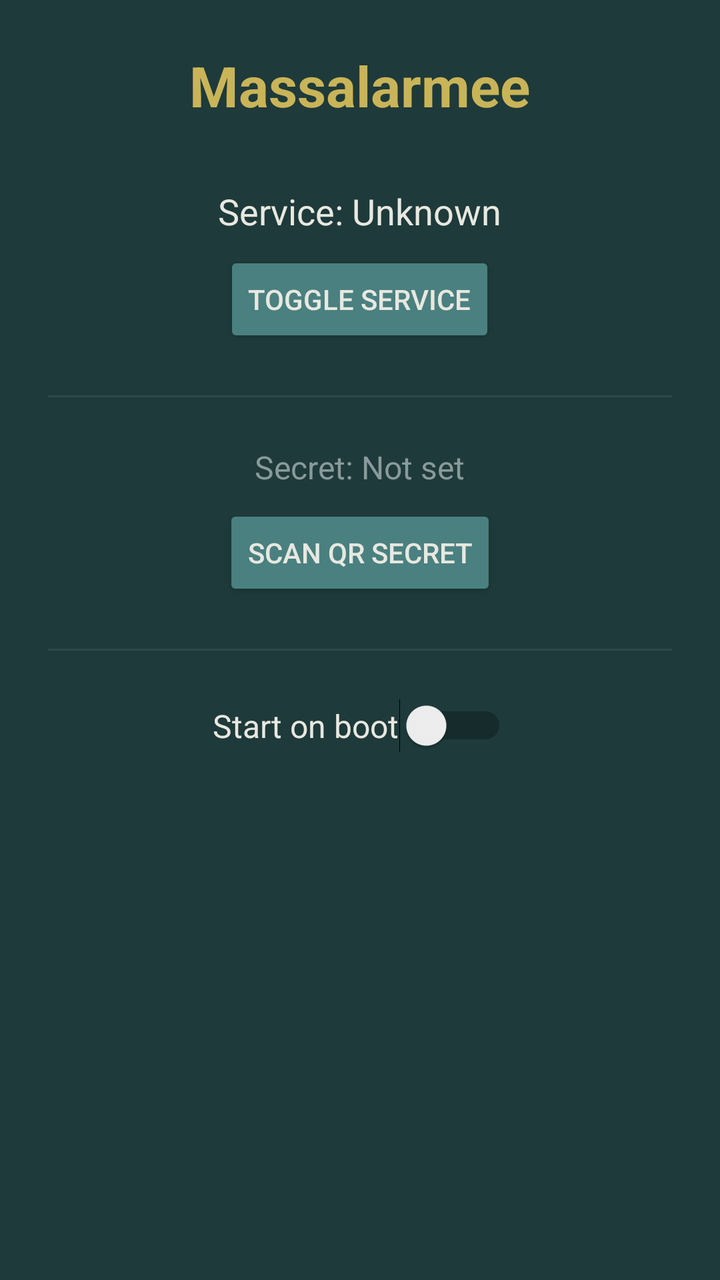
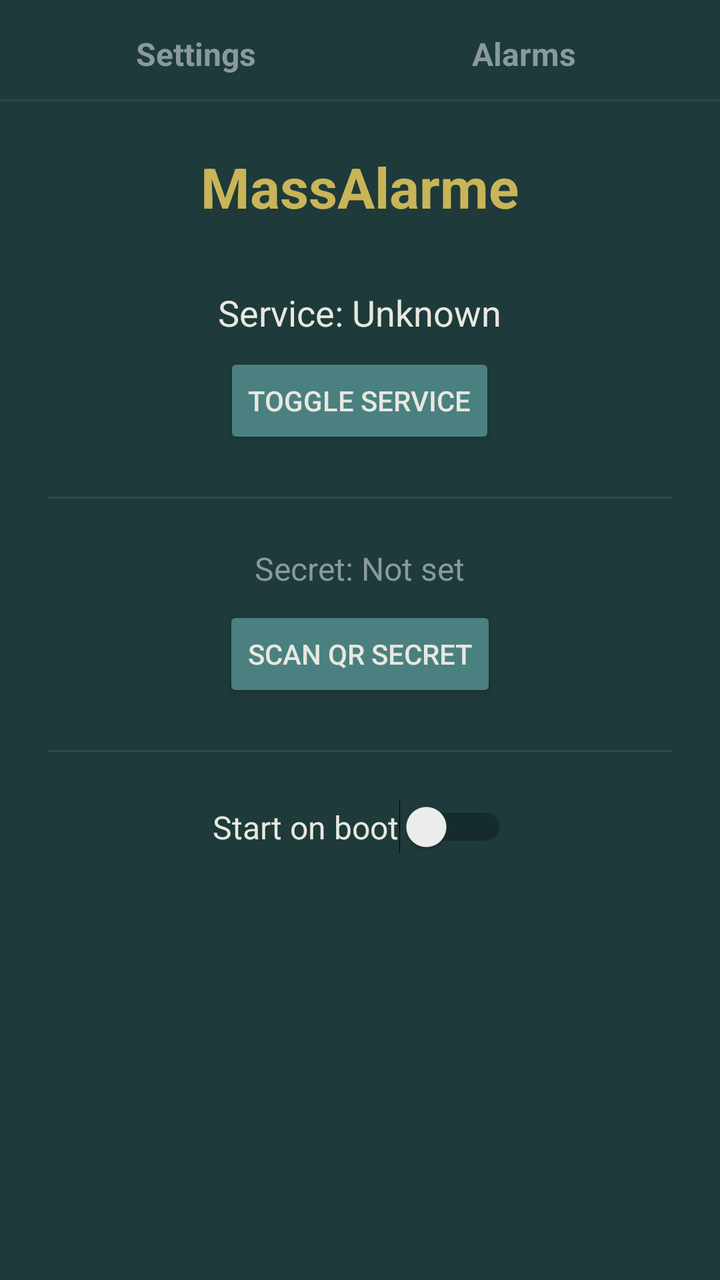

An Android layout rendered at two revisions. The XML below is the earlier revision; the diff shows what the commit changed to produce the second picture.
<!-- AndroidManifest.xml: application theme Theme.AppCompat.Light.NoActionBar -->
<!-- res/layout/activity_main.xml -->
<?xml version="1.0" encoding="utf-8"?>
<LinearLayout xmlns:android="http://schemas.android.com/apk/res/android"
    android:layout_width="match_parent"
    android:layout_height="match_parent"
    android:orientation="vertical"
    android:padding="24dp"
    android:gravity="center_horizontal"
    android:background="@color/bg_dark">

    <TextView
        android:layout_width="wrap_content"
        android:layout_height="wrap_content"
        android:text="Massalarmee"
        android:textSize="28sp"
        android:textStyle="bold"
        android:textColor="@color/secondary_accent"
        android:layout_marginBottom="32dp" />

    <TextView
        android:id="@+id/service_status"
        android:layout_width="wrap_content"
        android:layout_height="wrap_content"
        android:text="Service: Unknown"
        android:textSize="18sp"
        android:textColor="@color/text_primary"
        android:layout_marginBottom="8dp" />

    <Button
        android:id="@+id/service_toggle"
        android:layout_width="wrap_content"
        android:layout_height="wrap_content"
        android:text="Toggle Service"
        android:backgroundTint="@color/primary_accent"
        android:textColor="@color/text_primary"
        android:layout_marginBottom="24dp" />

    <View
        android:layout_width="match_parent"
        android:layout_height="1dp"
        android:background="@color/divider"
        android:layout_marginBottom="24dp" />

    <TextView
        android:id="@+id/secret_status"
        android:layout_width="wrap_content"
        android:layout_height="wrap_content"
        android:text="Secret: Not set"
        android:textSize="16sp"
        android:textColor="@color/text_muted"
        android:layout_marginBottom="8dp" />

    <Button
        android:id="@+id/scan_secret"
        android:layout_width="wrap_content"
        android:layout_height="wrap_content"
        android:text="Scan QR Secret"
        android:backgroundTint="@color/primary_accent"
        android:textColor="@color/text_primary"
        android:layout_marginBottom="24dp" />

    <View
        android:layout_width="match_parent"
        android:layout_height="1dp"
        android:background="@color/divider"
        android:layout_marginBottom="24dp" />

    <Switch
        android:id="@+id/boot_toggle"
        android:layout_width="wrap_content"
        android:layout_height="wrap_content"
        android:text="Start on boot"
        android:textSize="16sp"
        android:textColor="@color/text_primary" />

</LinearLayout>
<!-- resources referenced by this layout -->
<resources>
  <color name="bg_dark">#1E3A3A</color>
  <color name="divider">#33688888</color>
  <color name="primary_accent">#4A8080</color>
  <color name="secondary_accent">#C9B458</color>
  <color name="text_muted">#8A9A9A</color>
  <color name="text_primary">#E8E8E0</color>
</resources>

<!-- the commit's change to res/layout/activity_main.xml (unified diff, before → after) -->
@@ -3,73 +3,172 @@
     android:layout_width="match_parent"
     android:layout_height="match_parent"
     android:orientation="vertical"
-    android:padding="24dp"
-    android:gravity="center_horizontal"
     android:background="@color/bg_dark">
 
-    <TextView
-        android:layout_width="wrap_content"
+    <LinearLayout
+        android:layout_width="match_parent"
         android:layout_height="wrap_content"
-        android:text="Massalarmee"
-        android:textSize="28sp"
-        android:textStyle="bold"
-        android:textColor="@color/secondary_accent"
-        android:layout_marginBottom="32dp" />
+        android:orientation="horizontal"
+        android:paddingStart="16dp"
+        android:paddingEnd="16dp"
+        android:paddingTop="16dp"
+        android:paddingBottom="12dp">
 
-    <TextView
-        android:id="@+id/service_status"
-        android:layout_width="wrap_content"
-        android:layout_height="wrap_content"
-        android:text="Service: Unknown"
-        android:textSize="18sp"
-        android:textColor="@color/text_primary"
-        android:layout_marginBottom="8dp" />
+        <TextView
+            android:id="@+id/tab_settings"
+            android:layout_width="0dp"
+            android:layout_height="wrap_content"
+            android:layout_weight="1"
+            android:text="Settings"
+            android:textSize="16sp"
+            android:textStyle="bold"
+            android:textColor="@color/text_muted"
+            android:gravity="center" />
 
-    <Button
-        android:id="@+id/service_toggle"
-        android:layout_width="wrap_content"
-        android:layout_height="wrap_content"
-        android:text="Toggle Service"
-        android:backgroundTint="@color/primary_accent"
-        android:textColor="@color/text_primary"
-        android:layout_marginBottom="24dp" />
+        <TextView
+            android:id="@+id/tab_alarms"
+            android:layout_width="0dp"
+            android:layout_height="wrap_content"
+            android:layout_weight="1"
+            android:text="Alarms"
+            android:textSize="16sp"
+            android:textStyle="bold"
+            android:textColor="@color/text_muted"
+            android:gravity="center" />
+    </LinearLayout>
 
     <View
         android:layout_width="match_parent"
         android:layout_height="1dp"
-        android:background="@color/divider"
-        android:layout_marginBottom="24dp" />
+        android:background="@color/divider" />
 
-    <TextView
-        android:id="@+id/secret_status"
-        android:layout_width="wrap_content"
-        android:layout_height="wrap_content"
-        android:text="Secret: Not set"
-        android:textSize="16sp"
-        android:textColor="@color/text_muted"
-        android:layout_marginBottom="8dp" />
+    <FrameLayout
+        android:layout_width="match_parent"
+        android:layout_height="0dp"
+        android:layout_weight="1">
 
-    <Button
-        android:id="@+id/scan_secret"
-        android:layout_width="wrap_content"
-        android:layout_height="wrap_content"
-        android:text="Scan QR Secret"
-        android:backgroundTint="@color/primary_accent"
-        android:textColor="@color/text_primary"
-        android:layout_marginBottom="24dp" />
+        <LinearLayout
+            android:id="@+id/settings_content"
+            android:layout_width="match_parent"
+            android:layout_height="match_parent"
+            android:orientation="vertical"
+            android:padding="24dp"
+            android:gravity="center_horizontal"
+            android:background="@color/bg_dark">
 
-    <View
-        android:layout_width="match_parent"
-        android:layout_height="1dp"
-        android:background="@color/divider"
-        android:layout_marginBottom="24dp" />
+            <TextView
+                android:layout_width="wrap_content"
+                android:layout_height="wrap_content"
+                android:text="MassAlarme"
+                android:textSize="28sp"
+                android:textStyle="bold"
+                android:textColor="@color/secondary_accent"
+                android:layout_marginBottom="32dp" />
 
-    <Switch
-        android:id="@+id/boot_toggle"
-        android:layout_width="wrap_content"
-        android:layout_height="wrap_content"
-        android:text="Start on boot"
-        android:textSize="16sp"
-        android:textColor="@color/text_primary" />
+            <TextView
+                android:id="@+id/service_status"
+                android:layout_width="wrap_content"
+                android:layout_height="wrap_content"
+                android:text="Service: Unknown"
+                android:textSize="18sp"
+                android:textColor="@color/text_primary"
+                android:layout_marginBottom="8dp" />
+
+            <Button
+                android:id="@+id/service_toggle"
+                android:layout_width="wrap_content"
+                android:layout_height="wrap_content"
+                android:text="Toggle Service"
+                android:backgroundTint="@color/primary_accent"
+                android:textColor="@color/text_primary"
+                android:layout_marginBottom="24dp" />
+
+            <View
+                android:layout_width="match_parent"
+                android:layout_height="1dp"
+                android:background="@color/divider"
+                android:layout_marginBottom="24dp" />
+
+            <TextView
+                android:id="@+id/secret_status"
+                android:layout_width="wrap_content"
+                android:layout_height="wrap_content"
+                android:text="Secret: Not set"
+                android:textSize="16sp"
+                android:textColor="@color/text_muted"
+                android:layout_marginBottom="8dp" />
+
+            <Button
+                android:id="@+id/scan_secret"
+                android:layout_width="wrap_content"
+                android:layout_height="wrap_content"
+                android:text="Scan QR Secret"
+                android:backgroundTint="@color/primary_accent"
+                android:textColor="@color/text_primary"
+                android:layout_marginBottom="24dp" />
+
+            <View
+                android:layout_width="match_parent"
+                android:layout_height="1dp"
+                android:background="@color/divider"
+                android:layout_marginBottom="24dp" />
+
+            <Switch
+                android:id="@+id/boot_toggle"
+                android:layout_width="wrap_content"
+                android:layout_height="wrap_content"
+                android:text="Start on boot"
+                android:textSize="16sp"
+                android:textColor="@color/text_primary" />
+
+        </LinearLayout>
+
+        <LinearLayout
+            android:id="@+id/alarms_content"
+            android:layout_width="match_parent"
+            android:layout_height="match_parent"
+            android:orientation="vertical"
+            android:padding="16dp"
+            android:background="@color/bg_dark"
+            android:visibility="gone">
+
+            <TextView
+                android:id="@+id/alarms_empty"
+                android:layout_width="wrap_content"
+                android:layout_height="wrap_content"
+                android:text="No alarms synced yet"
+                android:textSize="16sp"
+                android:textColor="@color/text_muted"
+                android:layout_gravity="center_horizontal"
+                android:layout_marginTop="24dp"
+                android:layout_marginBottom="12dp"
+                android:visibility="gone" />
+
+            <ScrollView
+                android:id="@+id/alarms_scroll"
+                android:layout_width="match_parent"
+                android:layout_height="0dp"
+                android:layout_weight="1"
+                android:fillViewport="true">
+
+                <LinearLayout
+                    android:id="@+id/alarms_list"
+                    android:layout_width="match_parent"
+                    android:layout_height="wrap_content"
+                    android:orientation="vertical" />
+            </ScrollView>
+
+            <TextView
+                android:id="@+id/alarms_last_sync"
+                android:layout_width="wrap_content"
+                android:layout_height="wrap_content"
+                android:text="Last synced: —"
+                android:textSize="14sp"
+                android:textColor="@color/text_muted"
+                android:layout_marginTop="12dp" />
+
+        </LinearLayout>
+
+    </FrameLayout>
 
 </LinearLayout>
